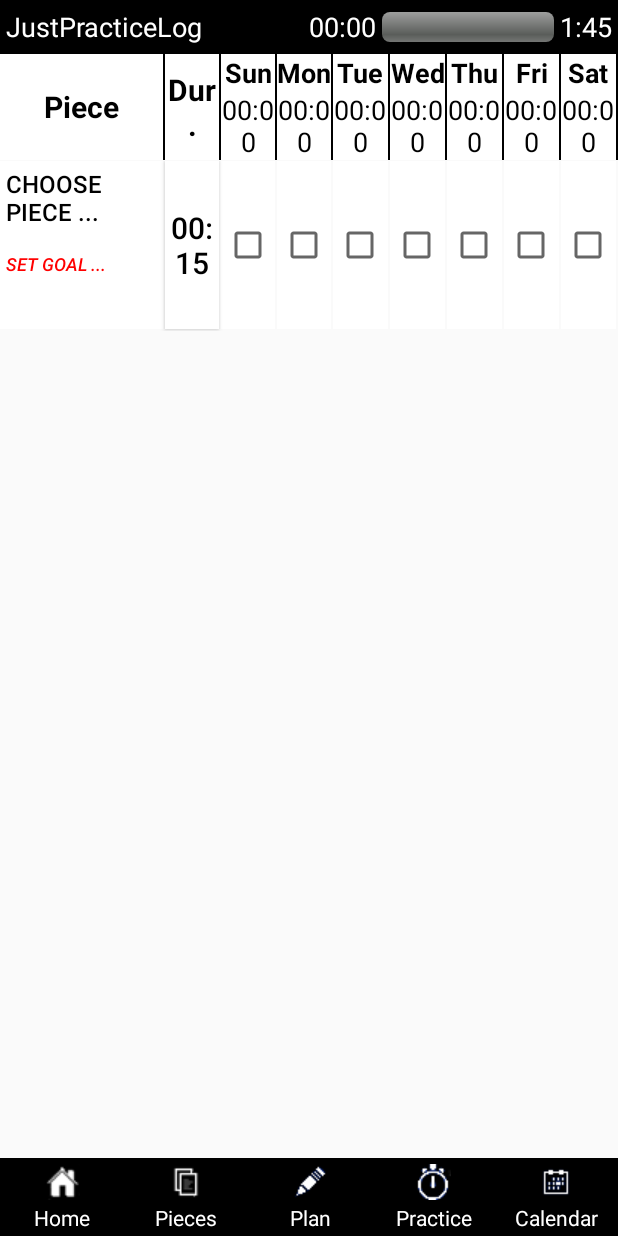
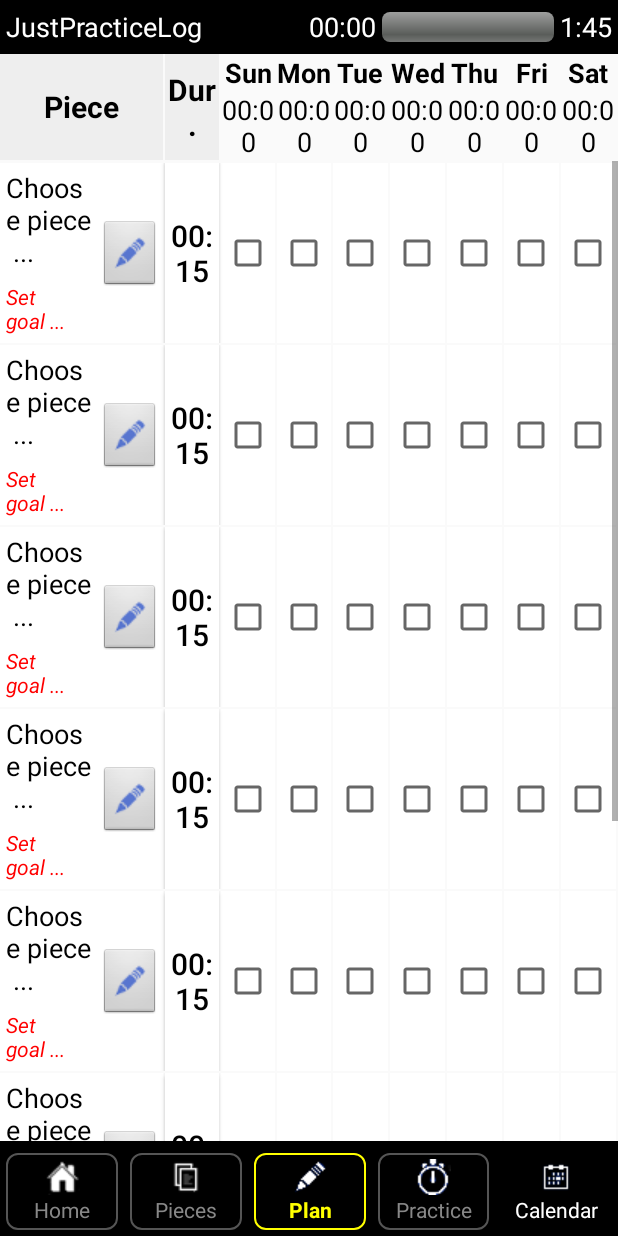
Before and after one commit to malcolmkavalsky/JustPracticeLog, an Android app: the PlanTabletActivity screen opened directly, with no data from a screen before it, on a phone screen of 412 x 824 dp. Run offline under Robolectric (Android 15) with nearby library versions, the phone set to English and light mode, and no system bars.

Commit message:
Todays additions: 1. Added plan tablet activity screens 2. Added yellow/gray border to shortcuts buttons

```diff
--- a/app/src/main/java/com/example/malcolm/justpracticelog/PlanTabletActivity.java
+++ b/app/src/main/java/com/example/malcolm/justpracticelog/PlanTabletActivity.java
@@ -8,17 +8,20 @@ import android.view.MenuItem;
 
 
 public class PlanTabletActivity extends Activity {
+    Shortcuts shortcuts;
 
     @Override
     protected void onCreate(Bundle savedInstanceState) {
         super.onCreate(savedInstanceState);
         setContentView(R.layout.activity_plan_tablet);
+        shortcuts = new Shortcuts(this, 2);
     }
 
     @Override
     public boolean onCreateOptionsMenu(Menu menu) {
         // Inflate the menu; this adds items to the action bar if it is present.
         getMenuInflater().inflate(R.menu.menu_plan_tablet, menu);
+
         return true;
     }
 
--- a/app/src/main/java/com/example/malcolm/justpracticelog/Shortcuts.java
+++ b/app/src/main/java/com/example/malcolm/justpracticelog/Shortcuts.java
@@ -25,27 +25,32 @@ public class Shortcuts {
 
         // For regular phones
         Button b = (Button) parent.findViewById(R.id.homeButton);
+        int bnum = 0;
         if (b != null) {
             b.setOnClickListener(new homeButtonHandler());
             lbuttons.add(b);
+            enable(bnum++);
         }
 
         b = (Button) parent.findViewById(R.id.piecesButton);
         if (b != null) {
             b.setOnClickListener(new piecesButtonHandler());
             lbuttons.add(b);
+            enable(bnum++);
         }
 
         b = (Button) parent.findViewById(R.id.planButton);
         if (b != null) {
             b.setOnClickListener(new planButtonHandler());
             lbuttons.add(b);
+            enable(bnum++);
         }
 
         b = (Button) parent.findViewById(R.id.practiceButton);
         if (b != null) {
             b.setOnClickListener(new practiceButtonHandler());
             lbuttons.add(b);
+            enable(bnum++);
         }
 
         // For tablets using shortcuts.xml for sw600dp
@@ -53,24 +58,28 @@ public class Shortcuts {
         if (b != null) {
             b.setOnClickListener(new homeTabletButtonHandler());
             lbuttons.add(b);
+            enable(bnum++);
         }
 
         b = (Button) parent.findViewById(R.id.piecesTabletButton);
         if (b != null) {
             b.setOnClickListener(new piecesTabletButtonHandler());
             lbuttons.add(b);
+            enable(bnum++);
         }
 
         b = (Button) parent.findViewById(R.id.planTabletButton);
         if (b != null) {
             b.setOnClickListener(new planTabletButtonHandler());
             lbuttons.add(b);
+            enable(bnum++);
         }
 
         b = (Button) parent.findViewById(R.id.practiceTabletButton);
         if (b != null) {
             b.setOnClickListener(new practiceTabletButtonHandler());
             lbuttons.add(b);
+            enable(bnum++);
         }
         disable(buttonNumber);
     }
@@ -79,9 +88,16 @@ public class Shortcuts {
         Button b = lbuttons.get(buttonNumber);
         b.setTextColor(Color.YELLOW);
         b.setTypeface(null, Typeface.BOLD);
+        b.setBackgroundResource(R.drawable.button_border_yellow);
         b.setEnabled(false);
     }
-
+    public void enable(int buttonNumber) {
+        Button b = lbuttons.get(buttonNumber);
+        b.setTextColor(Color.GRAY);
+        b.setTypeface(null, Typeface.NORMAL);
+        b.setBackgroundResource(R.drawable.button_border_gray);
+        b.setEnabled(true);
+    }
     private class homeButtonHandler implements View.OnClickListener {
         public void onClick(View v) {
             Intent intent = new Intent(myParent, MainActivity.class);
@@ -124,7 +140,7 @@ public class Shortcuts {
 
     private class planTabletButtonHandler implements View.OnClickListener {
         public void onClick(View v) {
-            Intent intent = new Intent(myParent, PlanListActivity.class);
+            Intent intent = new Intent(myParent, PlanTabletActivity.class);
             myParent.finish();
             myParent.startActivityForResult(intent, 0);
         }
--- /dev/null
+++ b/app/src/main/res/drawable/button_border_gray.xml
@@ -0,0 +1,18 @@
+<?xml version="1.0" encoding="utf-8"?>
+<shape xmlns:android="http://schemas.android.com/apk/res/android"
+    android:shape="rectangle" >
+
+    <corners
+        android:bottomLeftRadius="7dp"
+        android:bottomRightRadius="7dp"
+        android:radius="0.1dp"
+        android:topLeftRadius="7dp"
+        android:topRightRadius="7dp" />
+
+    <solid android:color="@android:color/transparent" />
+
+    <stroke
+        android:width="1dp"
+        android:color="#555" />
+
+</shape>
--- /dev/null
+++ b/app/src/main/res/drawable/button_border_yellow.xml
@@ -0,0 +1,18 @@
+<?xml version="1.0" encoding="utf-8"?>
+<shape xmlns:android="http://schemas.android.com/apk/res/android"
+    android:shape="rectangle" >
+
+    <corners
+        android:bottomLeftRadius="7dp"
+        android:bottomRightRadius="7dp"
+        android:radius="0.1dp"
+        android:topLeftRadius="7dp"
+        android:topRightRadius="7dp" />
+
+    <solid android:color="@android:color/transparent" />
+
+    <stroke
+        android:width="1dp"
+        android:color="#ff0" />
+
+</shape>
--- a/app/src/main/res/layout-sw600dp/activity_main.xml
+++ b/app/src/main/res/layout-sw600dp/activity_main.xml
@@ -51,7 +51,7 @@
             android:layout_weight="1"
             android:background="@android:color/transparent"
             android:drawableTop="@drawable/plan_blue_64"
-            android:onClick="planButtonHandler"
+            android:onClick="planTabletButtonHandler"
             android:padding="18dp"
             android:text="Plan"
             android:textAppearance="?android:attr/textAppearanceLarge"
--- a/app/src/main/res/layout-sw600dp/shortcuts.xml
+++ b/app/src/main/res/layout-sw600dp/shortcuts.xml
@@ -4,7 +4,8 @@
     android:layout_height="wrap_content"
     android:background="#000"
     android:orientation="horizontal"
-    android:paddingTop="4dp">
+    android:padding="8dp"
+    >
 
     <Button
         android:id="@+id/homeTabletButton"
--- a/app/src/main/res/layout/activity_plan_tablet.xml
+++ b/app/src/main/res/layout/activity_plan_tablet.xml
@@ -1,12 +1,13 @@
 <LinearLayout xmlns:android="http://schemas.android.com/apk/res/android"
     android:layout_width="match_parent"
     android:layout_height="match_parent"
-android:orientation="vertical"
->
+    android:background="@android:color/transparent"
+    android:orientation="vertical">
 
     <include
         android:id="@+id/TitleBar"
         layout="@layout/titlebar_progress" />
+
     <include
         android:id="@+id/TablePlanHeader"
         layout="@layout/activity_plan_tablet_header" />
@@ -20,13 +21,27 @@ android:orientation="vertical"
         <TableLayout
             android:id="@+id/TableLayout01"
             android:layout_width="match_parent"
-        android:layout_height="wrap_content"
-        android:collapseColumns="0,12,13">
+            android:layout_height="wrap_content">
+
+            <include layout="@layout/activity_plan_tablet_row" />
+
+            <include layout="@layout/activity_plan_tablet_row" />
+
+            <include layout="@layout/activity_plan_tablet_row" />
+
+            <include layout="@layout/activity_plan_tablet_row" />
+
+            <include layout="@layout/activity_plan_tablet_row" />
+
+            <include layout="@layout/activity_plan_tablet_row" />
+
+            <include layout="@layout/activity_plan_tablet_row" />
 
             <include layout="@layout/activity_plan_tablet_row" />
 
         </TableLayout>
     </ScrollView>
+
     <include
         android:id="@+id/shortcutWindow"
         layout="@layout/shortcuts" />
--- a/app/src/main/res/layout/activity_plan_tablet_header.xml
+++ b/app/src/main/res/layout/activity_plan_tablet_header.xml
@@ -3,33 +3,22 @@
     android:layout_marginBottom="1px"
     android:layout_width="fill_parent"
     android:layout_height="wrap_content"
-    android:collapseColumns="0,12,13">
+    >
     <TableRow
         android:layout_width="fill_parent"
         android:layout_height="wrap_content"
-        android:background="#000"
+        android:background="@android:color/transparent"
         android:gravity="center"
 
         >
-        <Button
-            android:id="@+id/dummy1"
-            android:textColor="#fff"
-            android:textSize="24dp"
-            android:textStyle="bold"
-            android:layout_height="fill_parent"
-            android:layout_width="wrap_content"
-            android:layout_gravity= "center"
-            android:gravity= "left"
-            />
 
         <LinearLayout
             android:layout_height="fill_parent"
             android:layout_width="0dp"
-            android:background="#fff"
+            android:background="#eee"
             android:layout_marginRight="1dp"
             android:layout_weight="3" >
             <TextView android:text=" Piece "
-                android:background="#fff"
                 android:textColor="#000"
                 android:textStyle="bold"
                 android:textSize="20dp"
@@ -41,11 +30,10 @@
         <LinearLayout
             android:layout_height="fill_parent"
             android:layout_width="0dp"
-            android:background="#fff"
+            android:background="#eee"
             android:layout_marginRight="1dp"
             android:layout_weight="1" >
             <TextView android:text="Dur."
-                android:background="#fff"
                 android:textColor="#000"
                 android:textStyle="bold"
                 android:textSize="20dp"
--- a/app/src/main/res/layout/activity_plan_tablet_row.xml
+++ b/app/src/main/res/layout/activity_plan_tablet_row.xml
@@ -1,50 +1,65 @@
 <?xml version="1.0" encoding="utf-8"?>
 <TableRow xmlns:android="http://schemas.android.com/apk/res/android"
     android:layout_width="match_parent"
-    android:layout_height="fill_parent"
+    android:layout_height="wrap_content"
     android:background="@android:color/transparent"
+    android:paddingTop="1dp"
     >
-    <Button
-        android:id="@+id/track"
+    <LinearLayout
+        android:layout_width="0dp"
         android:layout_height="fill_parent"
-        android:layout_width="wrap_content"
-        android:layout_gravity="center"
-        android:textSize="20dp"
-        android:textColor="#fff"
-        android:text="1" />
+        android:layout_marginRight="1dp"
+        android:layout_weight="3"
+        android:background="#fff"
+        android:orientation="horizontal">
+
     <LinearLayout
-        android:layout_height="fill_parent"
-        android:layout_width="0dp"
-        android:layout_weight="3"
+        android:layout_height="wrap_content"
+        android:layout_width="fill_parent"
+        android:layout_weight="1"
         android:orientation="vertical"
         android:background="#fff"
         android:gravity="center"
         android:layout_marginRight="1dp"
         android:layout_marginBottom="1dp"        >
 
-        <Button
+        <TextView
             android:id="@+id/piece"
-            android:layout_height="fill_parent"
+            android:layout_height="wrap_content"
             android:layout_width="fill_parent"
-            android:layout_weight="1"
-            style="@style/h2"
             android:textColor="#000"
-            android:layout_margin="4dp"
+            android:layout_margin="2dp"
+            android:padding="2dp"
             android:background="@android:color/transparent"
             android:gravity="top|left"
+            android:textAppearance="?android:attr/textAppearanceMedium"
             android:text="Choose piece ..." />
-        <Button
+        <TextView
             android:id="@+id/goal"
-            android:layout_height="fill_parent"
+            android:layout_height="wrap_content"
             android:layout_width="fill_parent"
-            android:layout_weight="1"
+            android:padding="2dp"
             android:background="@android:color/transparent"
             android:gravity="top|left"
-            style="@style/h3"
             android:textColor="#f00"
-            android:layout_margin="4dp"
+            android:layout_margin="2dp"
             android:textStyle="italic"
+            android:textAppearance="?android:attr/textAppearanceSmall"
             android:text="Set goal ..." />
+    </LinearLayout>
+        <ImageButton
+            android:layout_width="wrap_content"
+            android:layout_height="wrap_content"
+            android:layout_weight="1"
+            android:paddingLeft="30dp"
+            android:paddingRight="30dp"
+            android:layout_marginRight="2dp"
+            android:layout_marginTop="2dp"
+            android:layout_gravity="center_vertical"
+            android:id="@+id/practicePieceButton"
+            android:src="@drawable/plan_blue_24"
+            android:background="@android:drawable/btn_default"
+            />
     </LinearLayout>
     <Button
         android:id="@+id/minutes"
@@ -52,7 +67,7 @@
         android:layout_height="fill_parent"
         android:gravity="center"
         android:layout_weight="1"
-        android:textSize="20dp"
+        android:textSize="20sp"
         android:textColor="#000"
         android:text="00:15" />
 
--- a/app/src/main/res/layout/activity_practice_tablet.xml
+++ b/app/src/main/res/layout/activity_practice_tablet.xml
@@ -28,6 +28,6 @@
 
         </TableLayout>
     </ScrollView>
-    <include android:id="@+id/Header" layout="@layout/shortcuts" />
+    <include layout="@layout/shortcuts" />
 
 </LinearLayout>
--- a/app/src/main/res/values/PlanStyles.xml
+++ b/app/src/main/res/values/PlanStyles.xml
@@ -5,7 +5,6 @@
         <item name="android:layout_width">0dp</item>
         <item name="android:layout_height">match_parent</item>
         <item name="android:layout_marginRight">1dp</item>
-        <item name="android:layout_marginBottom">1dp</item>
         <item name="android:textSize">16dp</item>
         <item name="android:textColor">#00f</item>
         <item name="android:gravity">left</item>
@@ -16,7 +15,6 @@
         <item name="android:layout_height">wrap_content</item>
         <item name="android:textSize">18dp</item>
         <item name="android:textColor">#000</item>
-        <item name="android:background">#fff</item>
         <item name="android:textStyle">normal</item>
         <item name="android:gravity">center</item>
     </style>
@@ -37,7 +35,6 @@
         <item name="android:layout_width">0dp</item>
         <item name="android:layout_height">wrap_content</item>
         <item name="android:orientation">vertical</item>
-        <item name="android:background">#000</item>
         <item name="android:layout_marginRight">1dp</item>
         <item name="android:layout_weight">1</item>
     </style>
@@ -46,7 +43,6 @@
         <item name="android:layout_height">wrap_content</item>
         <item name="android:textSize">18dp</item>
         <item name="android:textColor">#000</item>
-        <item name="android:background">#fff</item>
         <item name="android:textStyle">bold</item>
         <item name="android:gravity">center</item>
     </style>
@@ -58,12 +54,11 @@
         <item name="android:background">#fff</item>
         <item name="android:gravity">center</item>
         <item name="android:layout_marginRight">1dp</item>
-        <item name="android:layout_marginBottom">1dp</item>
     </style>
 
     <style name="CheckBoxCell">
         <item name="android:layout_width">wrap_content</item>
-        <item name="android:layout_height">wrap_content</item>
+        <item name="android:layout_height">match_parent</item>
     </style>
 
     <style name="PlanEditorRow">
--- a/app/src/main/res/values/styles.xml
+++ b/app/src/main/res/values/styles.xml
@@ -36,7 +36,9 @@
     </style>
     <style name="shortcuts">
         <item name="android:layout_width">fill_parent</item>
-        <item name="android:layout_height">wrap_content</item>
+        <item name="android:layout_height">fill_parent</item>
+        <item name="android:padding">4dp</item>
+        <item name="android:layout_margin">4dp</item>
         <item name="android:layout_weight">1</item>
         <item name="android:background">@android:color/transparent</item>
         <item name="android:textAppearance">?android:attr/textAppearanceSmall</item>
```
Also changed, not shown: 1 other file. Lines whose indentation alone changed are shown as unchanged.
